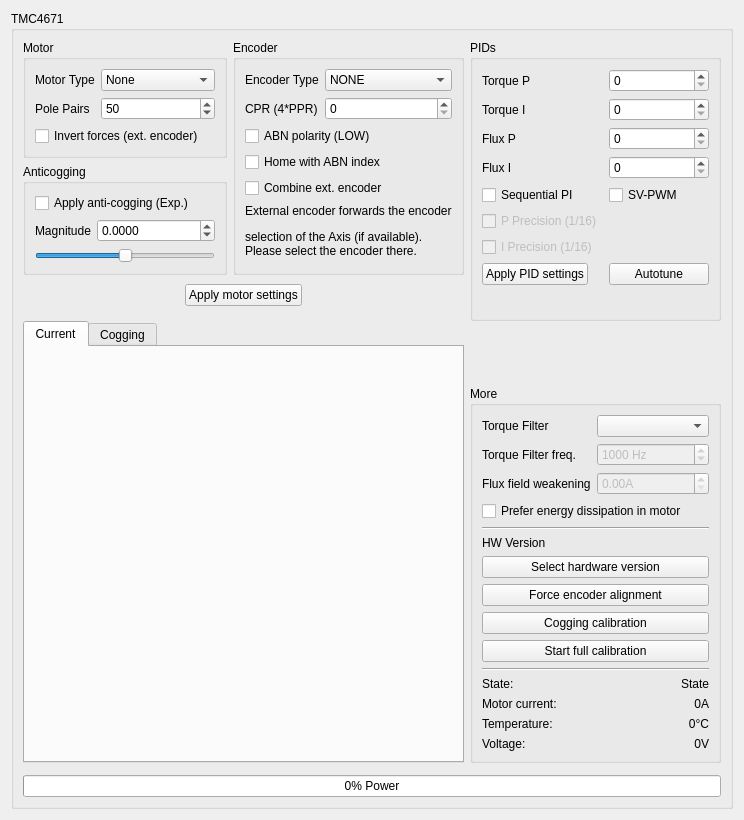
Qt form res/tmc4671_ui.ui (simachines/OpenFFBoard-configurator) before a commit.
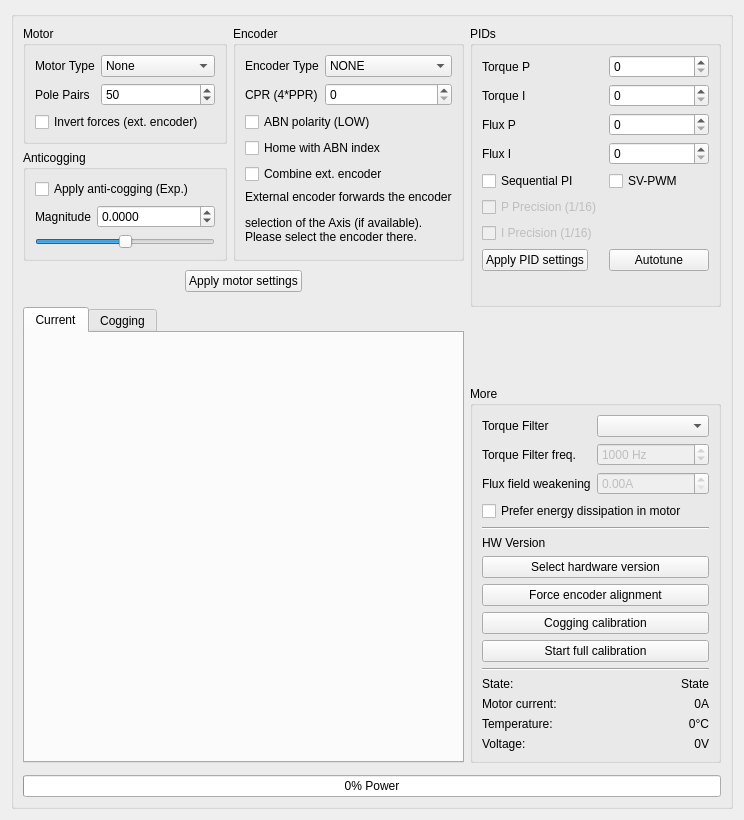
The same form after that commit. Custom widgets are drawn as their Qt base class.

Commit message:
Improve update check and UI responsiveness
- Added exception handling for the update check to silently skip if no internet connection is available.
- Deferred the update check using a QTimer to ensure the UI loads instantly, even without an internet connection.
- Enhanced the cogging detection process with additional data parsing for CW/CCW harmonics.
- Introduced a new dialog for editing speed-dependent curves, allowing real-time updates to the MCU.
- Adjusted the timeout for GitHub API requests to 1 second to prevent blocking during startup.

The edit to the form file:
```diff
--- a/res/tmc4671_ui.ui
+++ b/res/tmc4671_ui.ui
@@ -17,7 +17,7 @@
    <item>
     <widget class="QGroupBox" name="groupBox_tmc">
      <property name="title">
-      <string>TMC4671</string>
+      <string/>
      </property>
      <layout class="QGridLayout" name="gridLayout">
       <item row="6" column="2" rowspan="2">
```
The commit also changes 3 other files.
